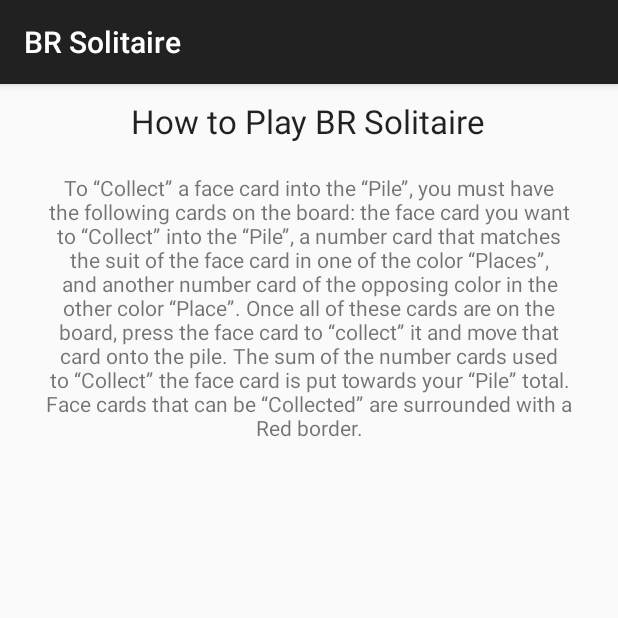
After one commit to Klaus-Anderson/BlackRedSolitaire, an Android app: the fragment ToPlayFragment shown on its own in the app's theme, on a phone screen of 412 x 824 dp, the top half of it. The commit adds this screen. Run offline under Robolectric (Android 15) with nearby library versions, the phone set to English and light mode, and no system bars.

Commit message:
Created new ToPlayFragment which will be used for displaying how to play the game.
Signed-off-by: Harry Cliff <harryacliff@gmail.com>

```diff
--- a/app/build.gradle
+++ b/app/build.gradle
@@ -26,6 +26,7 @@ dependencies {
     implementation fileTree(include: ['*.jar'], dir: 'libs')
     implementation 'com.android.support:appcompat-v7:26.1.0'
     implementation 'com.android.support.constraint:constraint-layout:1.0.2'
+    implementation 'com.android.support:support-v4:26.1.0'
     testImplementation 'junit:junit:4.12'
     androidTestImplementation 'com.android.support.test:runner:1.0.1'
     androidTestImplementation 'com.android.support.test.espresso:espresso-core:3.0.1'
--- /dev/null
+++ b/app/src/main/java/com/angus/gaming/blackredsolitaire/ToPlayFragment.java
@@ -0,0 +1,29 @@
+package com.angus.gaming.blackredsolitaire;
+
+
+import android.os.Bundle;
+import android.support.v4.app.Fragment;
+import android.view.LayoutInflater;
+import android.view.View;
+import android.view.ViewGroup;
+
+
+/**
+ * A simple {@link Fragment} subclass.
+ */
+public class ToPlayFragment extends Fragment {
+
+
+    public ToPlayFragment() {
+        // Required empty public constructor
+    }
+
+
+    @Override
+    public View onCreateView(LayoutInflater inflater, ViewGroup container,
+                             Bundle savedInstanceState) {
+        // Inflate the layout for this fragment
+        return inflater.inflate(R.layout.fragment_to_play, container, false);
+    }
+
+}
--- a/app/src/main/res/layout/activity_game.xml
+++ b/app/src/main/res/layout/activity_game.xml
@@ -2,6 +2,7 @@
               android:id="@+id/container"
               android:layout_width="match_parent"
               android:layout_height="match_parent"
+              android:background="@color/black"
               android:orientation="vertical">
 
     <LinearLayout
--- /dev/null
+++ b/app/src/main/res/layout/fragment_to_play.xml
@@ -0,0 +1,39 @@
+<RelativeLayout
+    xmlns:android="http://schemas.android.com/apk/res/android"
+    xmlns:tools="http://schemas.android.com/tools"
+    android:layout_width="match_parent"
+    android:layout_height="match_parent"
+    tools:context="com.angus.gaming.blackredsolitaire.ToPlayFragment">
+
+    <TextView
+        android:id="@+id/title_textview"
+        android:layout_width="wrap_content"
+        android:layout_height="wrap_content"
+        android:layout_centerHorizontal="true"
+        android:layout_alignParentTop="true"
+        android:textAppearance="?android:attr/textAppearanceLarge"
+        android:text="@string/howToPlay"
+        android:layout_marginTop="10dp"/>
+
+    <ImageView
+        android:id="@+id/hint_imageview"
+        android:layout_width="wrap_content"
+        android:layout_height="wrap_content"
+        android:layout_below="@id/title_textview"
+        android:layout_marginTop="10dp"
+        android:layout_centerHorizontal="true"/>
+
+    <TextView
+        android:id="@+id/hint_textview"
+        android:layout_width="wrap_content"
+        android:layout_height="wrap_content"
+        android:layout_centerHorizontal="true"
+        android:layout_below="@id/hint_imageview"
+        android:textAppearance="?android:attr/textAppearanceSmall"
+        android:text="@string/hintFive"
+        android:layout_marginTop="10dp"
+        android:layout_marginStart="30dp"
+        android:layout_marginEnd="30dp"
+        android:gravity="center"/>
+
+</RelativeLayout>
--- a/app/src/main/res/values/colors.xml
+++ b/app/src/main/res/values/colors.xml
@@ -4,4 +4,5 @@
     <color name="colorPrimaryDark">#303F9F</color>
     <color name="colorAccent">#FF4081</color>
     <color name="white">#FFFFFF</color>
+    <color name="black">#000000</color>
 </resources>
```
